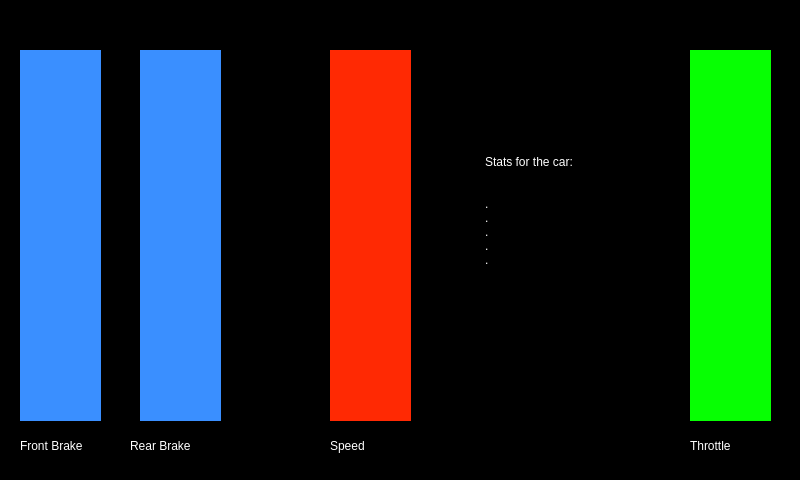
Above: untitled/mainwindow.ui from McGillFormulaElectric/Raspberry-Pi-Dashboard before the change. Below: the same form after it.
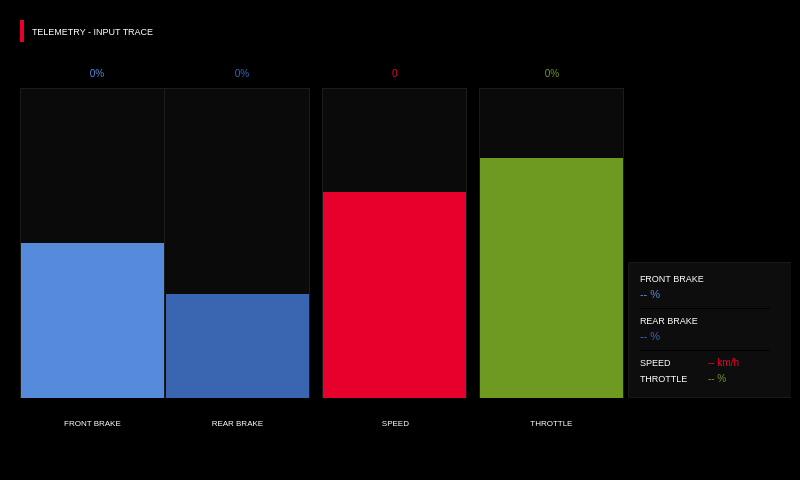
That is the form after the change. The open tabs and pages were chosen to show the change. Icons and pictures are not drawn.

Commit message: first page + logo

```diff
--- a/untitled/mainwindow.ui
+++ b/untitled/mainwindow.ui
@@ -36,80 +36,62 @@
      <number>8</number>
     </property>
     <widget class="QWidget" name="page_1">
-     <widget class="QWidget" name="speedbar" native="true">
-      <property name="enabled">
-       <bool>true</bool>
-      </property>
+     <widget class="QWidget" name="accentStripe" native="true">
       <property name="geometry">
        <rect>
-        <x>310</x>
-        <y>30</y>
-        <width>81</width>
-        <height>371</height>
+        <x>0</x>
+        <y>0</y>
+        <width>4</width>
+        <height>22</height>
        </rect>
       </property>
-      <property name="maximumSize">
-       <size>
-        <width>100</width>
-        <height>16777215</height>
-       </size>
-      </property>
       <property name="styleSheet">
-       <string notr="true">background-color:rgb(255, 41, 3)</string>
+       <string notr="true">background-color: rgb(232, 0, 45);</string>
       </property>
      </widget>
-     <widget class="QLabel" name="label_4">
+     <widget class="QLabel" name="titleLabel">
       <property name="geometry">
        <rect>
-        <x>670</x>
-        <y>410</y>
-        <width>91</width>
-        <height>31</height>
+        <x>12</x>
+        <y>0</y>
+        <width>300</width>
+        <height>22</height>
        </rect>
       </property>
       <property name="styleSheet">
-       <string notr="true">color: rgb(255, 255, 255)</string>
+       <string notr="true">color: rgb(255, 255, 255); font-family: &quot;Courier New&quot;; font-size: 9px; background-color: transparent;</string>
       </property>
       <property name="text">
-       <string>Throttle</string>
+       <string>TELEMETRY - INPUT TRACE</string>
       </property>
      </widget>
      <widget class="QLabel" name="label_3">
       <property name="geometry">
        <rect>
-        <x>310</x>
-        <y>410</y>
-        <width>91</width>
-        <height>31</height>
+        <x>0</x>
+        <y>26</y>
+        <width>771</width>
+        <height>1</height>
        </rect>
       </property>
       <property name="styleSheet">
-       <string notr="true">color: rgb(255, 255, 255)</string>
+       <string notr="true">background-color: rgb(26, 26, 26);</string>
       </property>
-      <property name="text">
-       <string>Speed</string>
+      <property name="frameShape">
+       <enum>QFrame::Shape::HLine</enum>
       </property>
      </widget>
-     <widget class="QWidget" name="throttlebar" native="true">
-      <property name="enabled">
-       <bool>true</bool>
-      </property>
+     <widget class="QWidget" name="frontBrakeTrack" native="true">
       <property name="geometry">
        <rect>
-        <x>670</x>
-        <y>30</y>
-        <width>81</width>
-        <height>371</height>
+        <x>0</x>
+        <y>68</y>
+        <width>145</width>
+        <height>310</height>
        </rect>
       </property>
-      <property name="maximumSize">
-       <size>
-        <width>100</width>
-        <height>16777215</height>
-       </size>
-      </property>
       <property name="styleSheet">
-       <string notr="true">background-color:rgb(7, 255, 3)</string>
+       <string notr="true">background-color: rgb(10, 10, 10); border: 1px solid rgb(28, 28, 28);</string>
       </property>
      </widget>
      <widget class="QWidget" name="frontbrakebar" native="true">
@@ -118,52 +100,65 @@
       </property>
       <property name="geometry">
        <rect>
-        <x>0</x>
-        <y>30</y>
-        <width>81</width>
-        <height>371</height>
+        <x>1</x>
+        <y>223</y>
+        <width>143</width>
+        <height>155</height>
        </rect>
       </property>
-      <property name="maximumSize">
-       <size>
-        <width>100</width>
-        <height>16777215</height>
-       </size>
+      <property name="styleSheet">
+       <string notr="true">background-color: rgb(86, 138, 219);</string>
       </property>
+     </widget>
+     <widget class="QLabel" name="frontBrakeValueTop">
+      <property name="geometry">
+       <rect>
+        <x>52</x>
+        <y>44</y>
+        <width>50</width>
+        <height>18</height>
+       </rect>
+      </property>
       <property name="styleSheet">
-       <string notr="true">background-color:rgb(58, 143, 255)</string>
+       <string notr="true">color: rgb(86, 138, 219); font-family: &quot;Courier New&quot;; font-size: 10px; background-color: transparent;</string>
+      </property>
+      <property name="text">
+       <string>0%</string>
+      </property>
+      <property name="alignment">
+       <set>Qt::AlignmentFlag::AlignCenter</set>
       </property>
      </widget>
      <widget class="QLabel" name="label">
       <property name="geometry">
        <rect>
-        <x>0</x>
-        <y>410</y>
+        <x>27</x>
+        <y>392</y>
         <width>91</width>
-        <height>31</height>
+        <height>22</height>
        </rect>
       </property>
       <property name="styleSheet">
-       <string notr="true">color: rgb(255, 255, 255)</string>
+       <string notr="true">color: rgb(255, 255, 255); font-family: &quot;Courier New&quot;; font-size: 8px; background-color: transparent;</string>
       </property>
       <property name="text">
-       <string>Front Brake</string>
+       <string>FRONT BRAKE</string>
+      </property>
+      <property name="alignment">
+       <set>Qt::AlignmentFlag::AlignCenter</set>
       </property>
      </widget>
-     <widget class="QLabel" name="label_2">
+     <widget class="QWidget" name="rearBrakeTrack" native="true">
       <property name="geometry">
        <rect>
-        <x>110</x>
-        <y>410</y>
-        <width>91</width>
-        <height>31</height>
+        <x>145</x>
+        <y>68</y>
+        <width>145</width>
+        <height>310</height>
        </rect>
       </property>
       <property name="styleSheet">
-       <string notr="true">color: rgb(255, 255, 255)</string>
-      </property>
-      <property name="text">
-       <string>Rear Brake</string>
+       <string notr="true">background-color: rgb(10, 10, 10); border: 1px solid rgb(28, 28, 28); border-left: none;</string>
       </property>
      </widget>
      <widget class="QWidget" name="rearbrakebar" native="true">
@@ -172,44 +167,381 @@
       </property>
       <property name="geometry">
        <rect>
-        <x>120</x>
-        <y>30</y>
-        <width>81</width>
-        <height>371</height>
+        <x>146</x>
+        <y>274</y>
+        <width>143</width>
+        <height>104</height>
        </rect>
       </property>
-      <property name="maximumSize">
-       <size>
-        <width>100</width>
-        <height>16777215</height>
-       </size>
+      <property name="styleSheet">
+       <string notr="true">background-color: rgb(58, 101, 176);</string>
       </property>
+     </widget>
+     <widget class="QLabel" name="rearBrakeValueTop">
+      <property name="geometry">
+       <rect>
+        <x>197</x>
+        <y>44</y>
+        <width>50</width>
+        <height>18</height>
+       </rect>
+      </property>
       <property name="styleSheet">
-       <string notr="true">background-color:rgb(58, 143, 255)</string>
+       <string notr="true">color: rgb(58, 101, 176); font-family: &quot;Courier New&quot;; font-size: 10px; background-color: transparent;</string>
       </property>
+      <property name="text">
+       <string>0%</string>
+      </property>
+      <property name="alignment">
+       <set>Qt::AlignmentFlag::AlignCenter</set>
+      </property>
      </widget>
-     <widget class="QPlainTextEdit" name="plainTextEdit">
+     <widget class="QLabel" name="label_2">
+      <property name="geometry">
+       <rect>
+        <x>172</x>
+        <y>392</y>
+        <width>91</width>
+        <height>22</height>
+       </rect>
+      </property>
+      <property name="styleSheet">
+       <string notr="true">color: rgb(255, 255, 255); font-family: &quot;Courier New&quot;; font-size: 8px; background-color: transparent;</string>
+      </property>
+      <property name="text">
+       <string>REAR BRAKE</string>
+      </property>
+      <property name="alignment">
+       <set>Qt::AlignmentFlag::AlignCenter</set>
+      </property>
+     </widget>
+     <widget class="QWidget" name="speedTrack" native="true">
+      <property name="geometry">
+       <rect>
+        <x>302</x>
+        <y>68</y>
+        <width>145</width>
+        <height>310</height>
+       </rect>
+      </property>
+      <property name="styleSheet">
+       <string notr="true">background-color: rgb(10, 10, 10); border: 1px solid rgb(28, 28, 28);</string>
+      </property>
+     </widget>
+     <widget class="QWidget" name="speedbar" native="true">
+      <property name="enabled">
+       <bool>true</bool>
+      </property>
+      <property name="geometry">
+       <rect>
+        <x>303</x>
+        <y>172</y>
+        <width>143</width>
+        <height>206</height>
+       </rect>
+      </property>
+      <property name="styleSheet">
+       <string notr="true">background-color: rgb(232, 0, 45);</string>
+      </property>
+     </widget>
+     <widget class="QLabel" name="speedValueTop">
+      <property name="geometry">
+       <rect>
+        <x>355</x>
+        <y>44</y>
+        <width>40</width>
+        <height>18</height>
+       </rect>
+      </property>
+      <property name="styleSheet">
+       <string notr="true">color: rgb(232, 0, 45); font-family: &quot;Courier New&quot;; font-size: 10px; background-color: transparent;</string>
+      </property>
+      <property name="text">
+       <string>0</string>
+      </property>
+      <property name="alignment">
+       <set>Qt::AlignmentFlag::AlignCenter</set>
+      </property>
+     </widget>
+     <widget class="QLabel" name="label_3">
+      <property name="geometry">
+       <rect>
+        <x>330</x>
+        <y>392</y>
+        <width>91</width>
+        <height>22</height>
+       </rect>
+      </property>
+      <property name="styleSheet">
+       <string notr="true">color: rgb(255, 255, 255); font-family: &quot;Courier New&quot;; font-size: 8px; background-color: transparent;</string>
+      </property>
+      <property name="text">
+       <string>SPEED</string>
+      </property>
+      <property name="alignment">
+       <set>Qt::AlignmentFlag::AlignCenter</set>
+      </property>
+     </widget>
+     <widget class="QWidget" name="throttleTrack" native="true">
+      <property name="geometry">
+       <rect>
+        <x>459</x>
+        <y>68</y>
+        <width>145</width>
+        <height>310</height>
+       </rect>
+      </property>
+      <property name="styleSheet">
+       <string notr="true">background-color: rgb(10, 10, 10); border: 1px solid rgb(28, 28, 28);</string>
+      </property>
+     </widget>
+     <widget class="QWidget" name="throttlebar" native="true">
+      <property name="enabled">
+       <bool>true</bool>
+      </property>
       <property name="geometry">
        <rect>
         <x>460</x>
-        <y>130</y>
-        <width>104</width>
-        <height>261</height>
+        <y>138</y>
+        <width>143</width>
+        <height>240</height>
        </rect>
       </property>
       <property name="styleSheet">
-       <string notr="true">color:rgb(255, 255, 255)</string>
+       <string notr="true">background-color: rgb(111, 154, 33);</string>
       </property>
-      <property name="plainText">
-       <string>Stats for the car:
-
-
-.
-.
-.
-.
-.
-</string>
+     </widget>
+     <widget class="QLabel" name="throttleValueTop">
+      <property name="geometry">
+       <rect>
+        <x>512</x>
+        <y>44</y>
+        <width>40</width>
+        <height>18</height>
+       </rect>
+      </property>
+      <property name="styleSheet">
+       <string notr="true">color: rgb(111, 154, 33); font-family: &quot;Courier New&quot;; font-size: 10px; background-color: transparent;</string>
+      </property>
+      <property name="text">
+       <string>0%</string>
+      </property>
+      <property name="alignment">
+       <set>Qt::AlignmentFlag::AlignCenter</set>
+      </property>
+     </widget>
+     <widget class="QLabel" name="label_4">
+      <property name="geometry">
+       <rect>
+        <x>486</x>
+        <y>392</y>
+        <width>91</width>
+        <height>22</height>
+       </rect>
+      </property>
+      <property name="styleSheet">
+       <string notr="true">color: rgb(255, 255, 255); font-family: &quot;Courier New&quot;; font-size: 8px; background-color: transparent;</string>
+      </property>
+      <property name="text">
+       <string>THROTTLE</string>
+      </property>
+      <property name="alignment">
+       <set>Qt::AlignmentFlag::AlignCenter</set>
+      </property>
+     </widget>
+     <widget class="QWidget" name="statsPanel" native="true">
+      <property name="geometry">
+       <rect>
+        <x>608</x>
+        <y>242</y>
+        <width>168</width>
+        <height>136</height>
+       </rect>
+      </property>
+      <property name="styleSheet">
+       <string notr="true">background-color: rgb(13, 13, 13); border: 1px solid rgb(26, 26, 26); border-radius: 2px;</string>
+      </property>
+     </widget>
+     <widget class="QLabel" name="statFBLabel">
+      <property name="geometry">
+       <rect>
+        <x>620</x>
+        <y>252</y>
+        <width>130</width>
+        <height>12</height>
+       </rect>
+      </property>
+      <property name="styleSheet">
+       <string notr="true">color: rgb(255, 255, 255); font-family: &quot;Courier New&quot;; font-size: 9px; background-color: transparent;</string>
+      </property>
+      <property name="text">
+       <string>FRONT BRAKE</string>
+      </property>
+     </widget>
+     <widget class="QLabel" name="statFBVal">
+      <property name="geometry">
+       <rect>
+        <x>620</x>
+        <y>267</y>
+        <width>130</width>
+        <height>14</height>
+       </rect>
+      </property>
+      <property name="styleSheet">
+       <string notr="true">color: rgb(86, 138, 219); font-family: &quot;Courier New&quot;; font-size: 11px; background-color: transparent;</string>
+      </property>
+      <property name="text">
+       <string>-- %</string>
+      </property>
+     </widget>
+     <widget class="QFrame" name="statLine1">
+      <property name="geometry">
+       <rect>
+        <x>620</x>
+        <y>288</y>
+        <width>130</width>
+        <height>1</height>
+       </rect>
+      </property>
+      <property name="styleSheet">
+       <string notr="true">background-color: rgb(26, 26, 26);</string>
+      </property>
+      <property name="frameShape">
+       <enum>QFrame::Shape::HLine</enum>
+      </property>
+     </widget>
+     <widget class="QLabel" name="statRBLabel">
+      <property name="geometry">
+       <rect>
+        <x>620</x>
+        <y>294</y>
+        <width>130</width>
+        <height>12</height>
+       </rect>
+      </property>
+      <property name="styleSheet">
+       <string notr="true">color: rgb(255, 255, 255); font-family: &quot;Courier New&quot;; font-size: 9px; background-color: transparent;</string>
+      </property>
+      <property name="text">
+       <string>REAR BRAKE</string>
+      </property>
+     </widget>
+     <widget class="QLabel" name="statRBVal">
+      <property name="geometry">
+       <rect>
+        <x>620</x>
+        <y>309</y>
+        <width>130</width>
+        <height>14</height>
+       </rect>
+      </property>
+      <property name="styleSheet">
+       <string notr="true">color: rgb(58, 101, 176); font-family: &quot;Courier New&quot;; font-size: 11px; background-color: transparent;</string>
+      </property>
+      <property name="text">
+       <string>-- %</string>
+      </property>
+     </widget>
+     <widget class="QFrame" name="statLine2">
+      <property name="geometry">
+       <rect>
+        <x>620</x>
+        <y>330</y>
+        <width>130</width>
+        <height>1</height>
+       </rect>
+      </property>
+      <property name="styleSheet">
+       <string notr="true">background-color: rgb(26, 26, 26);</string>
+      </property>
+      <property name="frameShape">
+       <enum>QFrame::Shape::HLine</enum>
+      </property>
+     </widget>
+     <widget class="QLabel" name="statSPLabel">
+      <property name="geometry">
+       <rect>
+        <x>620</x>
+        <y>336</y>
+        <width>68</width>
+        <height>12</height>
+       </rect>
+      </property>
+      <property name="styleSheet">
+       <string notr="true">color: rgb(255, 255, 255); font-family: &quot;Courier New&quot;; font-size: 9px; background-color: transparent;</string>
+      </property>
+      <property name="text">
+       <string>SPEED</string>
+      </property>
+     </widget>
+     <widget class="QLabel" name="statSPVal">
+      <property name="geometry">
+       <rect>
+        <x>688</x>
+        <y>336</y>
+        <width>62</width>
+        <height>12</height>
+       </rect>
+      </property>
+      <property name="styleSheet">
+       <string notr="true">color: rgb(232, 0, 45); font-family: &quot;Courier New&quot;; font-size: 10px; background-color: transparent;</string>
+      </property>
+      <property name="text">
+       <string>-- km/h</string>
+      </property>
+     </widget>
+     <widget class="QLabel" name="statTHLabel">
+      <property name="geometry">
+       <rect>
+        <x>620</x>
+        <y>352</y>
+        <width>68</width>
+        <height>12</height>
+       </rect>
+      </property>
+      <property name="styleSheet">
+       <string notr="true">color: rgb(255, 255, 255); font-family: &quot;Courier New&quot;; font-size: 9px; background-color: transparent;</string>
+      </property>
+      <property name="text">
+       <string>THROTTLE</string>
+      </property>
+     </widget>
+     <widget class="QLabel" name="statTHVal">
+      <property name="geometry">
+       <rect>
+        <x>688</x>
+        <y>352</y>
+        <width>62</width>
+        <height>12</height>
+       </rect>
+      </property>
+      <property name="styleSheet">
+       <string notr="true">color: rgb(111, 154, 33); font-family: &quot;Courier New&quot;; font-size: 10px; background-color: transparent;</string>
+      </property>
+      <property name="text">
+       <string>-- %</string>
+      </property>
+     </widget>
+     <widget class="QLabel" name="label_13">
+      <property name="geometry">
+       <rect>
+        <x>610</x>
+        <y>20</y>
+        <width>151</width>
+        <height>101</height>
+       </rect>
+      </property>
+      <property name="styleSheet">
+       <string notr="true">background-image: url(:/logo.png);</string>
+      </property>
+      <property name="text">
+       <string/>
+      </property>
+      <property name="pixmap">
+       <pixmap>untitled/logo.png</pixmap>
+      </property>
+      <property name="scaledContents">
+       <bool>true</bool>
       </property>
      </widget>
     </widget>
```
Left out of the diff: 423 changed lines with no effect on the pictures. The commit also changes 27 other files.
